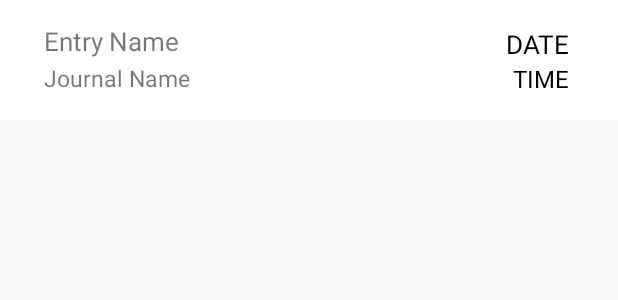
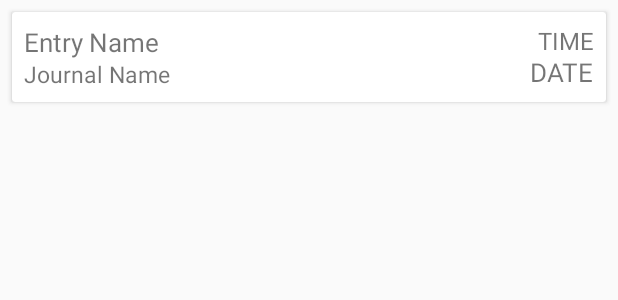
Before and after one commit to MarekCanavan/Year3_Dissertation, an Android app: the layout list_item_journal_fragment.xml on its own in the app's theme, with its tools: preview values and no code run, on a phone screen of 412 x 824 dp. Shown: the top 300 px of the screen. Run offline under Robolectric (Android 15) with nearby library versions, the phone set to English and light mode, and no system bars.

Commit message:
New Journal Name and Colour is being made and put onto the recycler View

```diff
--- a/app/src/main/java/com/example/diss_cbt_application/GoalsFeature/GoalDatabase.java
+++ b/app/src/main/java/com/example/diss_cbt_application/GoalsFeature/GoalDatabase.java
@@ -49,6 +49,10 @@ public abstract class GoalDatabase extends RoomDatabase {
             goalDao.insert((new GoalObject("Title1", "dywi", "02-03-2020", "00:03", 0)));
             goalDao.insert((new GoalObject("Title2", "dywi", "02-03-2020", "00:03", 0)));
             goalDao.insert((new GoalObject("Title3", "dywi", "02-03-2020", "00:03", 0)));
+            goalDao.insert((new GoalObject("Title1", "dywi", "02-03-2020", "00:03", 0)));
+            goalDao.insert((new GoalObject("Title2", "dywi", "02-03-2020", "00:03", 0)));
+            goalDao.insert((new GoalObject("Title3", "dywi", "02-03-2020", "00:03", 0)));
+
             return null;
         }
     }
--- a/app/src/main/java/com/example/diss_cbt_application/JournalFeature/JDatabase/JDViewModels/JournalViewModel.java
+++ b/app/src/main/java/com/example/diss_cbt_application/JournalFeature/JDatabase/JDViewModels/JournalViewModel.java
@@ -13,7 +13,7 @@ import java.util.List;
 
 public class JournalViewModel extends AndroidViewModel {
 
-    private JournalRepository repository;
+    private static JournalRepository repository;
     private LiveData<List<JournalObject>>  allJournals;
 
      public JournalViewModel(@NonNull Application application) {
@@ -22,7 +22,7 @@ public class JournalViewModel extends AndroidViewModel {
         allJournals = repository.getAllJournals();
     }
 
-    public void insert(JournalObject journal){
+    public static void insert(JournalObject journal){
          repository.insert(journal);
     }
 
--- a/app/src/main/java/com/example/diss_cbt_application/JournalFeature/JDatabase/JournalDatabase.java
+++ b/app/src/main/java/com/example/diss_cbt_application/JournalFeature/JDatabase/JournalDatabase.java
@@ -71,7 +71,9 @@ public abstract class JournalDatabase extends RoomDatabase {
 
         @Override
         protected Void doInBackground(Void... voids) {
-            journalDao.insert(new JournalObject("Marek's Journal", 0, 0));
+            journalDao.insert(new JournalObject("Marek's Journal", -16777216, 0));
+            journalDao.insert(new JournalObject("Marek's Journal 2", -16777216, 0));
+            journalDao.insert(new JournalObject("Marek's Journal 3", -16777216, 0));
             return null;
         }
     }
--- a/app/src/main/res/layout/fragment_journal.xml
+++ b/app/src/main/res/layout/fragment_journal.xml
@@ -13,6 +13,7 @@
         android:layout_height="460dp"
         android:background="@color/lightGray"
         android:scrollbars="vertical"
+        tools:listitem="@layout/list_item_journal_fragment"
         app:layout_constraintBottom_toBottomOf="parent"
         app:layout_constraintEnd_toEndOf="parent"
         app:layout_constraintHorizontal_bias="0.333"
--- a/app/src/main/res/layout/list_item_journal_fragment.xml
+++ b/app/src/main/res/layout/list_item_journal_fragment.xml
@@ -1,65 +1,68 @@
 <?xml version="1.0" encoding="utf-8"?>
-<androidx.constraintlayout.widget.ConstraintLayout xmlns:android="http://schemas.android.com/apk/res/android"
+<androidx.cardview.widget.CardView xmlns:android="http://schemas.android.com/apk/res/android"
     xmlns:app="http://schemas.android.com/apk/res-auto"
     xmlns:tools="http://schemas.android.com/tools"
-    android:layout_width="match_parent" android:layout_height="80dp"
-    android:padding="15dp"
-    android:id="@+id/parent_layout"
-    android:background="@color/cardview_light_background">
+    android:layout_width="match_parent"
+    android:layout_height="wrap_content"
+    android:layout_marginEnd="8dp"
+    android:layout_marginStart="8dp"
+    android:layout_marginTop="8dp"
+    android:id="@+id/parent_layout">
 
+    <RelativeLayout
+        android:layout_width="wrap_content"
+        android:layout_height="60dp"
+        android:padding="8dp" >
         //Give Layout id because its what you use to attach the on click listener
 
         <TextView
             android:id="@+id/tv_entry_name"
             android:layout_width="wrap_content"
             android:layout_height="wrap_content"
+            android:maxLines="1"
+            android:layout_toStartOf="@+id/tv_time"
+            android:layout_alignParentStart="true"
             android:text="Entry Name"
             android:textSize="17dp"
-        app:layout_constraintBottom_toBottomOf="parent"
-        app:layout_constraintEnd_toEndOf="parent"
-        app:layout_constraintHorizontal_bias="0.049"
-        app:layout_constraintStart_toStartOf="parent"
-        app:layout_constraintTop_toTopOf="parent"
-        app:layout_constraintVertical_bias="0.0" />
+            android:layout_toLeftOf="@+id/tv_time"
+            android:layout_alignParentLeft="true"
+            android:ellipsize="end"/>
 
         <TextView
             android:id="@+id/tv_journal_name"
             android:layout_width="wrap_content"
             android:layout_height="wrap_content"
+            android:layout_toStartOf="@+id/tv_time"
+            android:layout_alignParentStart="true"
             android:text="Journal Name"
             android:textSize="15dp"
-        app:layout_constraintBottom_toBottomOf="parent"
-        app:layout_constraintEnd_toEndOf="parent"
-        app:layout_constraintHorizontal_bias="0.05"
-        app:layout_constraintStart_toStartOf="parent"
-        app:layout_constraintTop_toTopOf="parent"
-        app:layout_constraintVertical_bias="0.933" />
+            android:layout_alignParentBottom="true"
+            android:layout_toLeftOf="@+id/tv_time"
+            android:layout_alignParentLeft="true"
+            android:ellipsize="end"/>
 
         <TextView
             android:id="@+id/tv_date"
             android:layout_width="wrap_content"
             android:layout_height="wrap_content"
+            android:layout_alignParentBottom="true"
+            android:layout_alignParentEnd="true"
             android:text="DATE"
             android:textSize="17dp"
-        android:textColor="@color/black"
-        app:layout_constraintBottom_toBottomOf="parent"
-        app:layout_constraintEnd_toEndOf="parent"
-        app:layout_constraintHorizontal_bias="0.95"
-        app:layout_constraintStart_toStartOf="parent"
-        app:layout_constraintTop_toTopOf="parent"
-        app:layout_constraintVertical_bias="0.066" />
+            android:layout_alignParentRight="true" />
 
         <TextView
             android:id="@+id/tv_time"
             android:layout_width="wrap_content"
             android:layout_height="wrap_content"
+            android:layout_alignParentEnd="true"
             android:text="TIME"
             android:textSize="16dp"
-        android:textColor="@color/black"
-        app:layout_constraintBottom_toBottomOf="parent"
-        app:layout_constraintEnd_toEndOf="parent"
-        app:layout_constraintHorizontal_bias="0.95"
-        app:layout_constraintStart_toStartOf="parent"
-        app:layout_constraintTop_toTopOf="parent"
-        app:layout_constraintVertical_bias="0.95" />
-</androidx.constraintlayout.widget.ConstraintLayout>
+            android:layout_alignParentRight="true" />
+
+
+
+    </RelativeLayout>
+
+
+</androidx.cardview.widget.CardView>
```
Also changed, not shown: app/src/main/java/com/example/diss_cbt_application/JournalFeature/JActivities_Fragments/JournalChooseActivity.java (+34 -7 lines), app/src/main/java/com/example/diss_cbt_application/JournalFeature/JActivities_Fragments/JournalFragment.java (+1 -11 lines), app/src/main/java/com/example/diss_cbt_application/JournalFeature/JActivities_Fragments/JournalNewStructure.java (+9 -1 lines), app/src/main/java/com/example/diss_cbt_application/JournalFeature/RVAChooseJournal.java (+20 -14 lines). Lines whose indentation alone changed are shown as unchanged.
